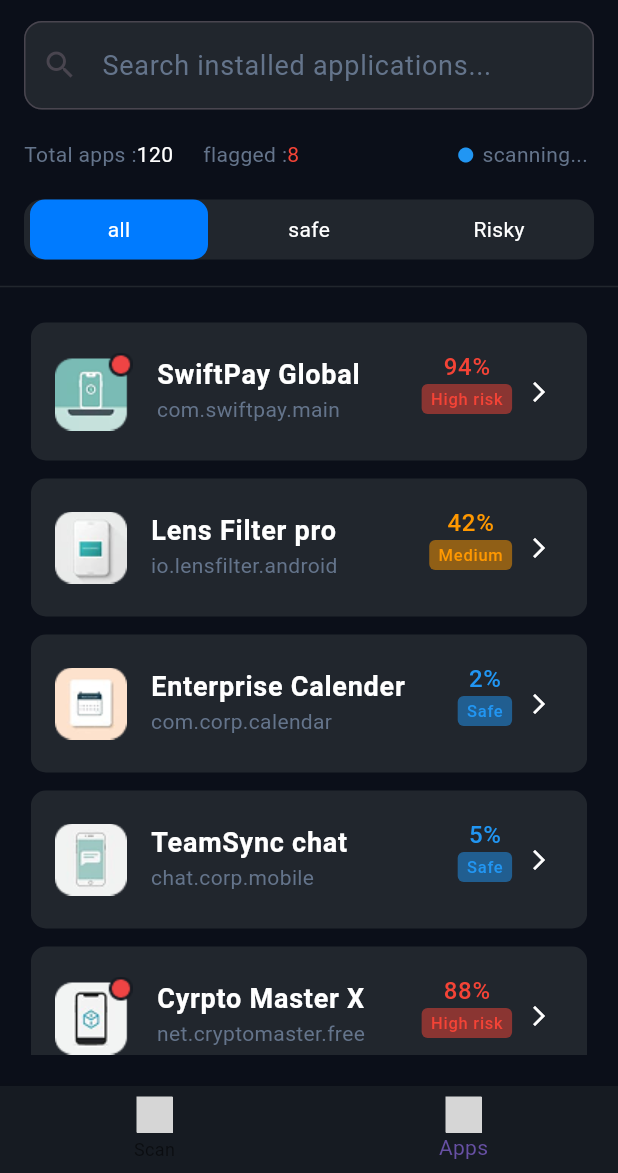
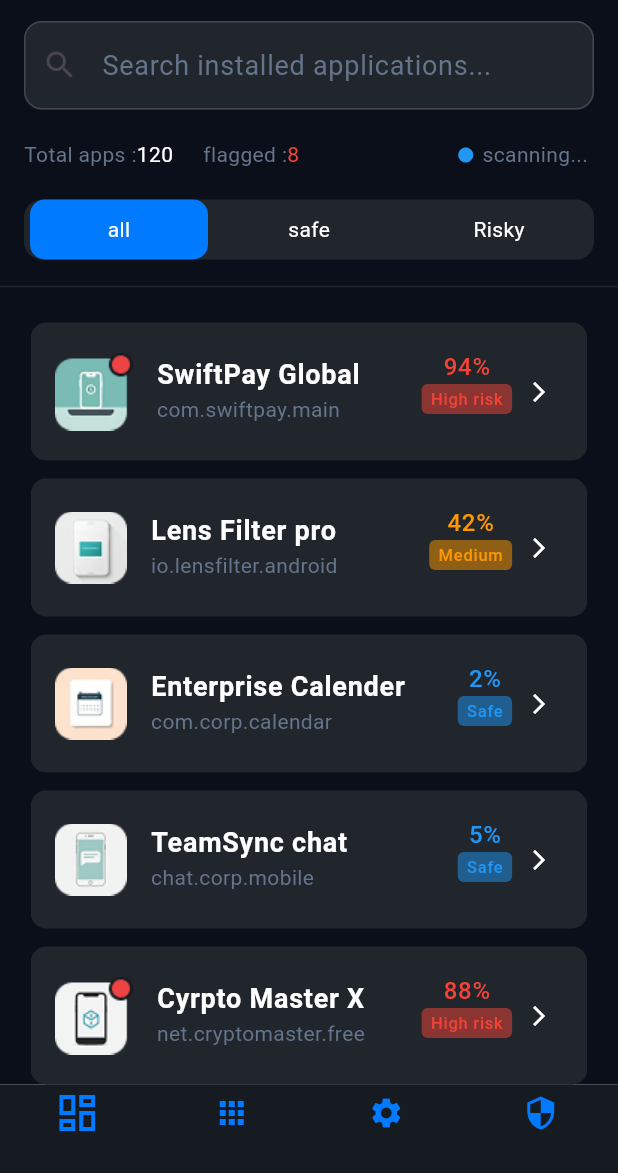
Before and after one commit to Adhamessam2/Mobscan, a Flutter app: the screen it shows after launch, item 2 of the bottom bar chosen, on a phone screen of 412 x 824 dp, the part 63-1236 px from its top. Run offline on Flutter 3.47's test engine with Material 3 defaults, Android fonts, the phone set to English and light mode, and no system bars; drawn by our look-alikes of carousel_slider; our stand-ins replace bloc, flutter_bloc, flutter_svg; grey boxes are pictures that could not be loaded.

Commit message:
update feature

```diff
--- a/lib/screens/Permissions_Screen.dart
+++ b/lib/screens/Permissions_Screen.dart
@@ -1,5 +1,4 @@
-
-        import 'package:flutter/material.dart';
+import 'package:flutter/material.dart';
 
     class PermissionsScreen extends StatefulWidget {
     const PermissionsScreen({super.key});
--- a/lib/screens/apps.dart
+++ b/lib/screens/apps.dart
@@ -38,7 +38,9 @@ class _AppsState extends State<Apps> {
         ],
         forceMaterialTransparency: true,
       ),
-      body: Column(
+
+      body: SafeArea(
+        child: Column(
           children: [
             Padding(
               padding: const EdgeInsets.symmetric(horizontal: 16),
@@ -60,7 +62,9 @@ class _AppsState extends State<Apps> {
                 ),
               ),
             ),
+
             SizedBox(height: 20),
+
             Padding(
               padding: const EdgeInsets.symmetric(horizontal: 16),
               child: Row(
@@ -77,7 +81,9 @@ class _AppsState extends State<Apps> {
                 ],
               ),
             ),
+
             SizedBox(height: 20),
+
             Container(
               margin: const EdgeInsets.symmetric(horizontal: 16),
               decoration: BoxDecoration(
@@ -93,18 +99,25 @@ class _AppsState extends State<Apps> {
                 ],
               ),
             ),
+
             SizedBox(height: 10),
             Divider(color: Appcolors.searchBarColor),
             SizedBox(height: 10),
-          BlocBuilder<AppsCubit, AppsState>(
+
+            Expanded(
+              child: BlocBuilder<AppsCubit, AppsState>(
                 builder: (BuildContext context, state) {
                   final cubit = context.read<AppsCubit>();
+
                   if (state.status == AppStatus.loading) {
                     return Center(child: CircularProgressIndicator());
                   }
+
                   if (state.status == AppStatus.error) {
                     return Center(child: Text("Error"));
-              } else if (state.status == AppStatus.success) {
+                  }
+
+                  if (state.status == AppStatus.success) {
                     return CarouselSlider(
                       carouselController: carouselController,
                       items: [
@@ -112,9 +125,8 @@ class _AppsState extends State<Apps> {
                         _appsList(cubit.safeApps),
                         _appsList(cubit.riskyApps),
                       ],
-
                       options: CarouselOptions(
-                    height: MediaQuery.of(context).size.height * 0.6,
+                        height: double.infinity,
                         enlargeCenterPage: true,
                         viewportFraction: 0.9,
                         scrollDirection: Axis.horizontal,
@@ -124,10 +136,13 @@ class _AppsState extends State<Apps> {
                       ),
                     );
                   }
+
                   return SizedBox.shrink();
                 },
               ),
+            ),
           ],
+        ),
       ),
     );
   }
@@ -141,6 +156,7 @@ class _AppsState extends State<Apps> {
       child: BlocBuilder<AppsCubit, AppsState>(
         builder: (context, state) {
           bool isSelected = context.read<AppsCubit>().categoryIndex == index;
+
           return GestureDetector(
             onTap: () {
               context.read<AppsCubit>().navigateToNextPage(index);
@@ -151,15 +167,17 @@ class _AppsState extends State<Apps> {
               );
             },
             child: Container(
-              padding: .symmetric(horizontal: 12, vertical: 10),
-              margin: .symmetric(horizontal: 4),
+              padding: EdgeInsets.symmetric(horizontal: 12, vertical: 10),
+              margin: EdgeInsets.symmetric(horizontal: 4),
               decoration: BoxDecoration(
                 color: isSelected ? Appcolors.cardColor : Colors.transparent,
                 borderRadius: BorderRadius.circular(10),
               ),
               child: Row(
                 mainAxisAlignment: MainAxisAlignment.center,
-                children: [Text(text, style: TextStyle(color: Colors.white))],
+                children: [
+                  Text(text, style: TextStyle(color: Colors.white)),
+                ],
               ),
             ),
           );
@@ -170,7 +188,7 @@ class _AppsState extends State<Apps> {
 
   Widget _appCard(AppModel app) {
     return Container(
-      padding: .symmetric(vertical: 10),
+      padding: EdgeInsets.symmetric(vertical: 10),
       decoration: BoxDecoration(
         color: Appcolors.searchBarColor,
         borderRadius: BorderRadius.circular(10),
@@ -179,7 +197,9 @@ class _AppsState extends State<Apps> {
         onTap: () {
           Navigator.push(
             context,
-            MaterialPageRoute(builder: (context) => const ThreatDetailScreen()),
+            MaterialPageRoute(
+              builder: (context) => const ThreatDetailScreen(),
+            ),
           );
         },
         child: ListTile(
@@ -206,9 +226,9 @@ class _AppsState extends State<Apps> {
                     ),
                   ),
                   Container(
-                    padding: .symmetric(horizontal: 6, vertical: 2),
+                    padding: EdgeInsets.symmetric(horizontal: 6, vertical: 2),
                     decoration: BoxDecoration(
-                      color: _riskColors(app.riskLevel).withValues(alpha: 0.5),
+                      color: _riskColors(app.riskLevel).withOpacity(0.5),
                       borderRadius: BorderRadius.circular(4),
                     ),
                     child: Text(
--- a/lib/screens/home_page.dart
+++ b/lib/screens/home_page.dart
@@ -1,9 +1,12 @@
 import 'package:flutter_svg/flutter_svg.dart';
 import 'package:flutter/cupertino.dart';
 import 'package:flutter/material.dart';
+import 'package:mobscan/core/appcolors.dart';
+import 'package:mobscan/screens/Onborarding.dart';
+import 'package:mobscan/screens/Permissions_Screen.dart';
+import 'package:mobscan/screens/Setting_Screen.dart';
 import 'package:mobscan/screens/apps.dart';
 import 'package:mobscan/screens/main_dashboard.dart';
-
 class HomePage extends StatefulWidget {
   const HomePage({super.key});
 
@@ -12,42 +15,54 @@ class HomePage extends StatefulWidget {
 }
 
 class _HomePageState extends State<HomePage> {
-
   int count = 0;
 
-  final List<Widget> pages = [ MainDashboard(),
-    Apps()
-
+  final List<Widget> pages = [
+    MainDashboard(),
+    Apps(),
+    PermissionsScreen(),
+    SettingsScreen(),
   ];
 
   @override
   Widget build(BuildContext context) {
     return Scaffold(
       body: pages[count],
+
       bottomNavigationBar: BottomNavigationBar(
-        backgroundColor: Color.fromRGBO(22, 27, 34, 1),
+        type: BottomNavigationBarType.fixed,
+        backgroundColor: const Color.fromRGBO(22, 27, 34, 1),
         currentIndex: count,
+
         onTap: (index) {
           setState(() {
             count = index;
           });
         },
+
         items: [
           BottomNavigationBarItem(
-           icon: SvgPicture.asset(
-            'assets/icons/home.svg',
-            width: 24,
-            height: 24,
-           ),
-            label: 'Scan',
-          ),
-          BottomNavigationBarItem(
             icon: SvgPicture.asset(
-              'assets/icons/apps.svg',
+              'assets/icons/home.svg',
               width: 24,
               height: 24,
             ),
-label: 'Apps'
+            label: '',
+          ),
+
+          BottomNavigationBarItem(
+            icon: Icon(Icons.apps_rounded, color: Appcolors.cardColor),
+            label: '',
+          ),
+
+          BottomNavigationBarItem(
+            icon: Icon(Icons.settings, color: Appcolors.cardColor),
+            label: '',
+          ),
+
+          BottomNavigationBarItem(
+            icon: Icon(Icons.security, color: Appcolors.cardColor),
+            label: '',
           ),
         ],
       ),
--- a/pubspec.yaml
+++ b/pubspec.yaml
@@ -65,7 +65,7 @@ flutter:
   assets:
     - assets/
     - assets/onboarding/
-  #   - images/a_dot_ham.jpeg
+    - assets/icons/
 
   # An image asset can refer to one or more resolution-specific "variants", see
   # https://flutter.dev/to/resolution-aware-images
```
Also changed, not shown: lib/screens/main_dashboard.dart (+13 -13 lines), pubspec.lock. Lines whose indentation alone changed are shown as unchanged.
